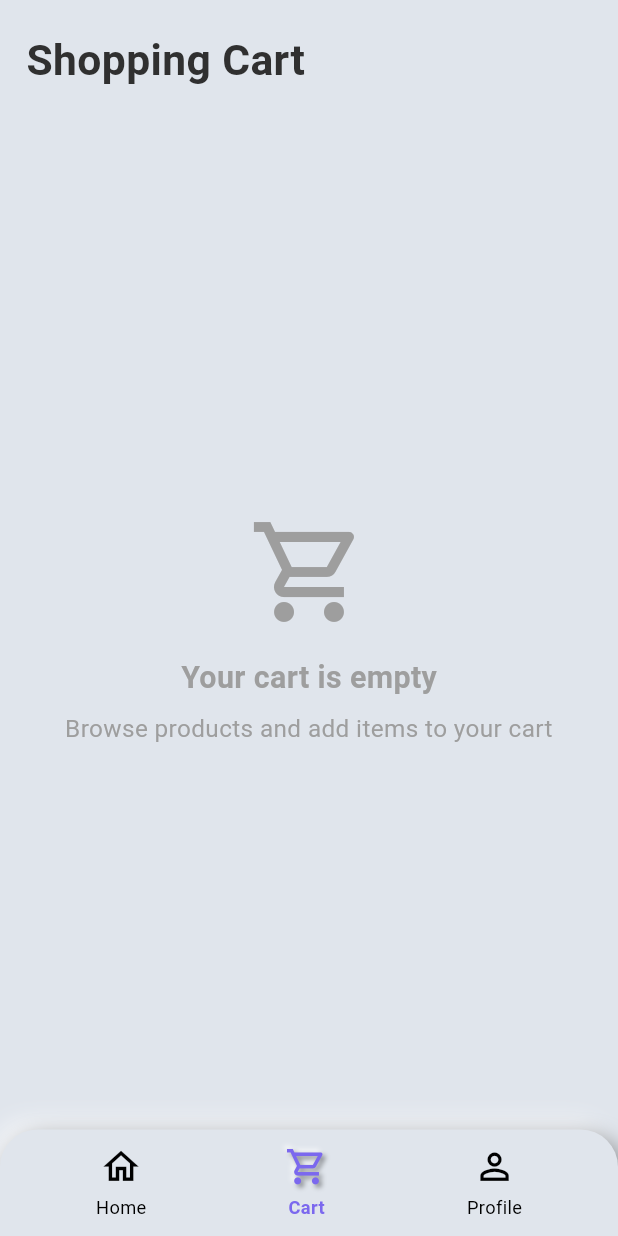
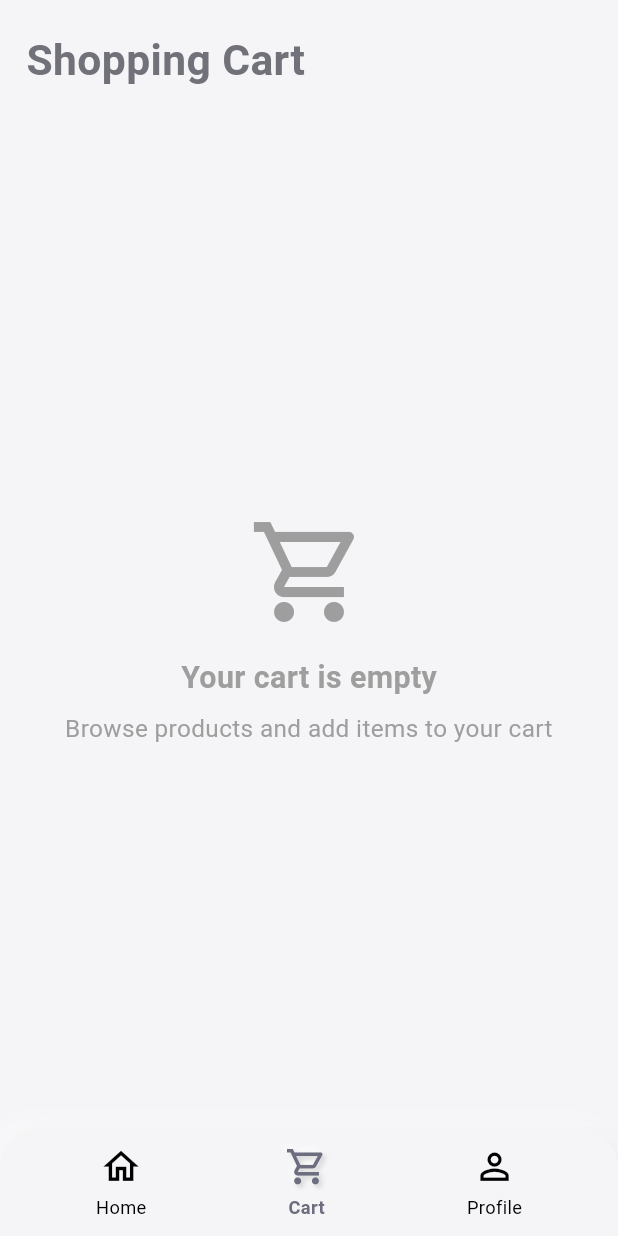
Before and after one commit to Berkawaii/fakeCommerce, a Flutter app: the screen it shows after launch, item 2 of the bottom bar chosen, on a phone screen of 412 x 824 dp. Run offline on Flutter 3.47's test engine with Material 3 defaults, Android fonts, the phone set to English and light mode, and no system bars; our stand-ins replace cached_network_image, dio, flutter_neumorphic_plus, flutter_riverpod, flutter_screenutil, flutter_secure_storage and 1 more; accounts and stored records are empty; network calls fail.

Commit message:
Update app theme to monochromatic, muted color scheme

```diff
--- a/lib/core/theme/app_theme.dart
+++ b/lib/core/theme/app_theme.dart
@@ -2,37 +2,44 @@ import 'package:flutter/material.dart';
 import 'package:flutter_neumorphic_plus/flutter_neumorphic.dart';
 
 class AppTheme {
-  // Light theme colors
-  static const Color _lightBackgroundColor = Color(0xFFE0E5EC);
-  static const Color _lightAccentColor = Color(0xFF7B68EE);
-  static const Color _lightTextColor = Color(0xFF303030);
+  // Monochromatic, muted light theme colors
+  static const Color _lightBackgroundColor = Color(0xFFF5F5F7);
+  static const Color _lightSurfaceColor = Color(0xFFEBEBEF);
+  static const Color _lightAccentColor = Color(0xFF6D6D80);
+  static const Color _lightTextColor = Color(0xFF383844);
+  static const Color _lightTextSecondaryColor = Color(0xFF71717A);
 
-  // Dark theme colors
-  static const Color _darkBackgroundColor = Color(0xFF333333);
-  static const Color _darkAccentColor = Color(0xFF9370DB);
-  static const Color _darkTextColor = Color(0xFFE0E0E0);
+  // Monochromatic, muted dark theme colors
+  static const Color _darkBackgroundColor = Color(0xFF1F1F28);
+  static const Color _darkSurfaceColor = Color(0xFF2C2C35);
+  static const Color _darkAccentColor = Color(0xFF9999AA);
+  static const Color _darkTextColor = Color(0xFFE2E2E6);
+  static const Color _darkTextSecondaryColor = Color(0xFFB0B0B8);
 
-  // Common colors
-  static const Color errorColor = Color(0xFFE57373);
-  static const Color successColor = Color(0xFF81C784);
+  // Common colors - more muted versions
+  static const Color errorColor = Color(0xFFBF6E6E);
+  static const Color successColor = Color(0xFF78A27A);
+  static const Color warningColor = Color(0xFFB29E75);
 
   // Light theme
   static NeumorphicThemeData lightTheme = NeumorphicThemeData(
     baseColor: _lightBackgroundColor,
     lightSource: LightSource.topLeft,
-    depth: 10,
-    intensity: 0.7,
+    depth: 6, // Reduced depth for more subtle effect
+    intensity: 0.5, // Reduced intensity for more muted look
     accentColor: _lightAccentColor,
+    shadowDarkColor: Colors.grey.withOpacity(0.2), // Softer shadow
+    shadowLightColor: Colors.white.withOpacity(0.8), // Softer highlight
     appBarTheme: NeumorphicAppBarThemeData(
       buttonStyle: NeumorphicStyle(
         boxShape: NeumorphicBoxShape.circle(),
-        depth: 5,
-        intensity: 0.7,
-        color: _lightBackgroundColor,
+        depth: 3, // More subtle depth
+        intensity: 0.5,
+        color: _lightSurfaceColor,
       ),
       textStyle: const TextStyle(
         color: _lightTextColor,
-        fontWeight: FontWeight.w600,
+        fontWeight: FontWeight.w500, // Less bold for more subtle look
       ),
       color: _lightBackgroundColor,
       iconTheme: const IconThemeData(
@@ -42,23 +49,23 @@ class AppTheme {
     textTheme: TextTheme(
       headlineLarge: TextStyle(
         color: _lightTextColor,
-        fontSize: 26,
-        fontWeight: FontWeight.bold,
+        fontSize: 24, // Slightly smaller
+        fontWeight: FontWeight.w600, // Less bold for more refined look
       ),
       headlineMedium: TextStyle(
         color: _lightTextColor,
-        fontSize: 22,
-        fontWeight: FontWeight.bold,
+        fontSize: 20, // Slightly smaller
+        fontWeight: FontWeight.w600,
       ),
       headlineSmall: TextStyle(
         color: _lightTextColor,
         fontSize: 18,
-        fontWeight: FontWeight.bold,
+        fontWeight: FontWeight.w600,
       ),
       titleLarge: TextStyle(
         color: _lightTextColor,
         fontSize: 16,
-        fontWeight: FontWeight.w600,
+        fontWeight: FontWeight.w500, // Less bold
       ),
       titleMedium: TextStyle(
         color: _lightTextColor,
@@ -66,70 +73,74 @@ class AppTheme {
         fontWeight: FontWeight.w500,
       ),
       bodyLarge: TextStyle(
-        color: _lightTextColor,
+        color: _lightTextSecondaryColor, // Using secondary color for body text
         fontSize: 16,
       ),
       bodyMedium: TextStyle(
-        color: _lightTextColor,
+        color: _lightTextSecondaryColor, // Using secondary color for body text
         fontSize: 14,
       ),
     ),
     buttonStyle: NeumorphicStyle(
-      boxShape: NeumorphicBoxShape.roundRect(BorderRadius.circular(12)),
-      depth: 8,
-      intensity: 0.7,
-      color: _lightBackgroundColor,
+      boxShape: NeumorphicBoxShape.roundRect(BorderRadius.circular(10)), // Slightly smaller radius
+      depth: 5, // Less depth for more subtle effect
+      intensity: 0.5, // Less intensity for muted look
+      color: _lightSurfaceColor, // Using surface color for buttons
+      shadowLightColor: Colors.white.withOpacity(0.8),
+      shadowDarkColor: Colors.grey.withOpacity(0.2),
     ),
     iconTheme: IconThemeData(
-      color: _lightTextColor,
+      color: _lightAccentColor, // Using accent color for icons
+      size: 22, // Slightly smaller icons
     ),
   );
 
-  // Dark theme
+  // Dark theme - monochromatic muted
   static NeumorphicThemeData darkTheme = NeumorphicThemeData(
     baseColor: _darkBackgroundColor,
     lightSource: LightSource.topLeft,
-    depth: 6,
-    intensity: 0.6,
+    depth: 4, // Less depth for subtle effect
+    intensity: 0.4, // Less intensity for muted look
     accentColor: _darkAccentColor,
-    shadowLightColor: Colors.white12,
-    shadowDarkColor: Colors.black,
+    shadowLightColor: Colors.white.withOpacity(0.05), // Very subtle light shadow
+    shadowDarkColor: Colors.black.withOpacity(0.6), // Softer dark shadow
     appBarTheme: NeumorphicAppBarThemeData(
       buttonStyle: NeumorphicStyle(
         boxShape: NeumorphicBoxShape.circle(),
-        depth: 5,
-        intensity: 0.6,
-        color: _darkBackgroundColor,
+        depth: 3, // Less depth
+        intensity: 0.4, // Less intensity
+        color: _darkSurfaceColor, // Using surface color
       ),
       textStyle: const TextStyle(
         color: _darkTextColor,
-        fontWeight: FontWeight.w600,
+        fontWeight: FontWeight.w500, // Less bold for refined look
       ),
       color: _darkBackgroundColor,
       iconTheme: const IconThemeData(
-        color: _darkTextColor,
+        color: _darkAccentColor, // Using accent color for icons
+        size: 22, // Slightly smaller
       ),
     ),
     textTheme: TextTheme(
       headlineLarge: TextStyle(
         color: _darkTextColor,
-        fontSize: 26,
-        fontWeight: FontWeight.bold,
+        fontSize: 24, // Slightly smaller
+        fontWeight: FontWeight.w600, // Less bold for more refined look
       ),
       headlineMedium: TextStyle(
         color: _darkTextColor,
-        fontSize: 22,
-        fontWeight: FontWeight.bold,
+        fontSize: 20, // Slightly smaller
+        fontWeight: FontWeight.w600,
       ),
       headlineSmall: TextStyle(
         color: _darkTextColor,
         fontSize: 18,
-        fontWeight: FontWeight.bold,
+        fontWeight: FontWeight.w600,
       ),
       titleLarge: TextStyle(
         color: _darkTextColor,
         fontSize: 16,
-        fontWeight: FontWeight.w600,
+        fontWeight: FontWeight.w500, // Less bold
       ),
       titleMedium: TextStyle(
         color: _darkTextColor,
@@ -137,22 +148,25 @@ class AppTheme {
         fontWeight: FontWeight.w500,
       ),
       bodyLarge: TextStyle(
-        color: _darkTextColor,
+        color: _darkTextSecondaryColor, // Using secondary color for body text
         fontSize: 16,
       ),
       bodyMedium: TextStyle(
-        color: _darkTextColor,
+        color: _darkTextSecondaryColor, // Using secondary color for body text
         fontSize: 14,
       ),
     ),
     buttonStyle: NeumorphicStyle(
-      boxShape: NeumorphicBoxShape.roundRect(BorderRadius.circular(12)),
-      depth: 6,
-      intensity: 0.6,
-      color: _darkBackgroundColor,
+      boxShape: NeumorphicBoxShape.roundRect(BorderRadius.circular(10)), // Slightly smaller radius
+      depth: 3, // Less depth for more subtle effect
+      intensity: 0.4, // Less intensity for muted look
+      color: _darkSurfaceColor, // Using surface color for buttons
+      shadowLightColor: Colors.white.withOpacity(0.05),
+      shadowDarkColor: Colors.black.withOpacity(0.7),
     ),
     iconTheme: IconThemeData(
-      color: _darkTextColor,
+      color: _darkAccentColor, // Using accent color for icons
+      size: 22, // Slightly smaller icons
     ),
   );
 }
```
